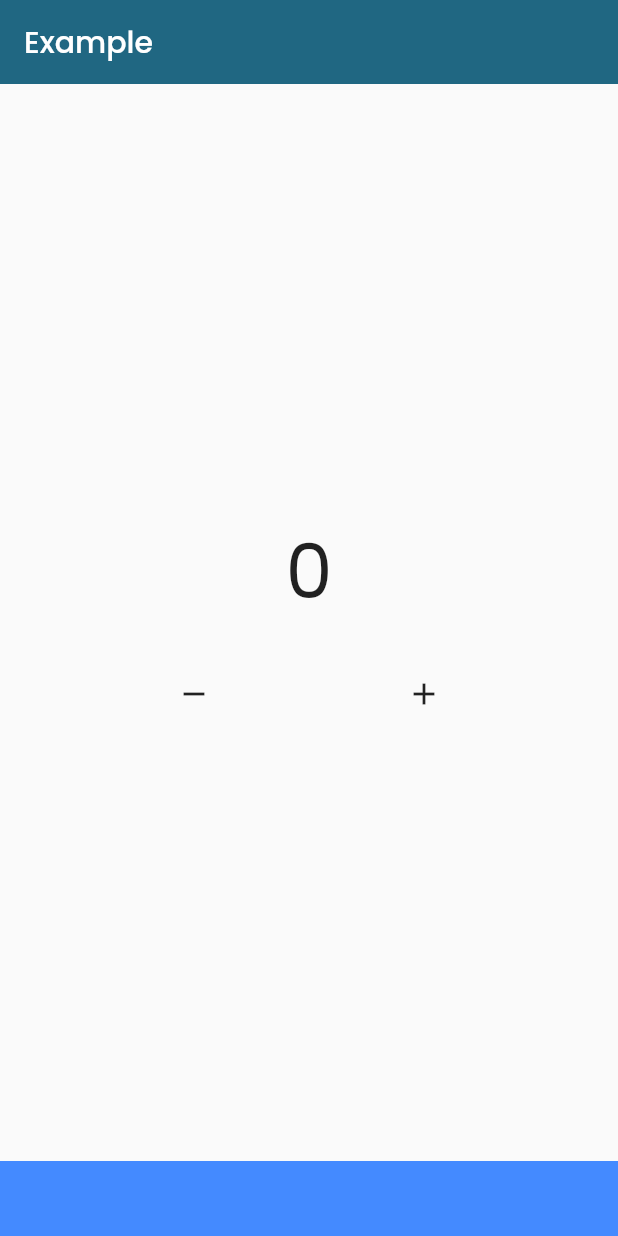
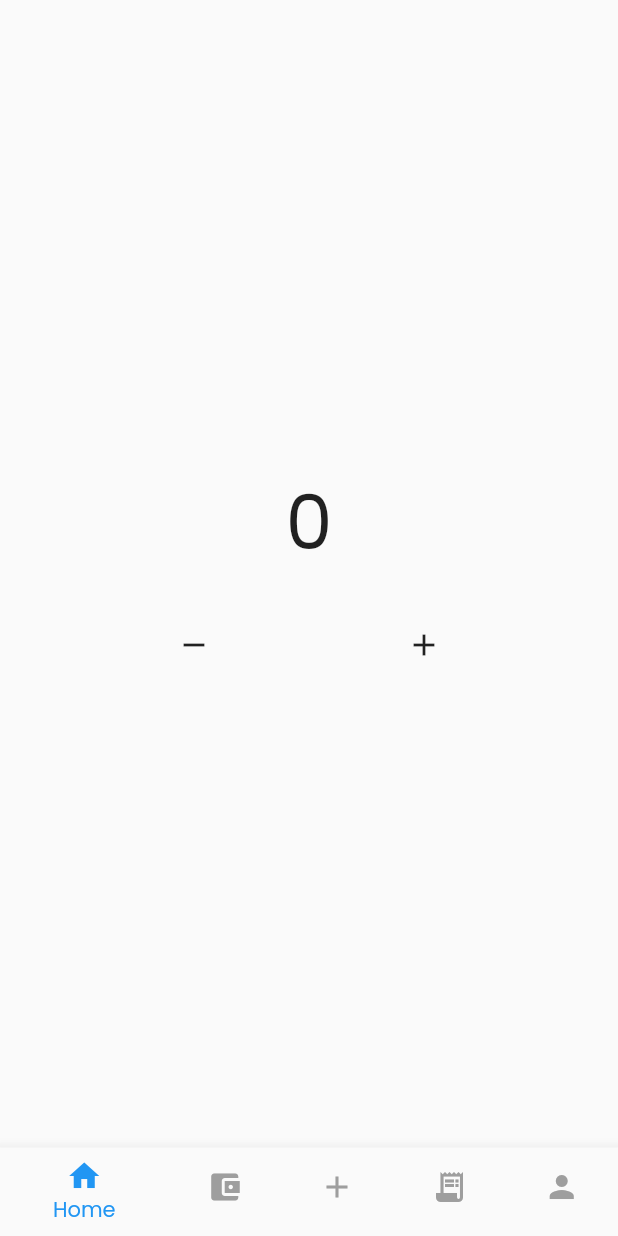
Before and after one commit to IDScript/budgetin, a Flutter app: the screen it shows after launch, on a phone screen of 412 x 824 dp. Run offline on Flutter 3.47's test engine with Material 2 defaults, Android fonts, the phone set to English and light mode, and no system bars; our stand-ins replace bloc, flutter_bloc; missing offline and left inert: window_size.

Commit message:
fix: Remove unused file

```diff
--- a/app/lib/services/curved_navbar.dart
+++ /dev/null
@@ -1,30 +0,0 @@
-import 'package:flutter/material.dart';
-
-class CurvedNavBar extends StatelessWidget {
-  final Color? buttonBackgroundColor;
-  final double height;
-  final Color color;
-
-  final Color backgroundColor;
-
-  const CurvedNavBar({
-    super.key,
-    this.buttonBackgroundColor,
-    this.backgroundColor = Colors.transparent,
-    this.color = Colors.blueAccent,
-    this.height = 75.0,
-  });
-
-  @override
-  Widget build(BuildContext context) {
-    return Container(
-      color: backgroundColor,
-      height: height,
-      child: const Stack(
-        clipBehavior: Clip.none,
-        alignment: Alignment.bottomCenter,
-        children: [],
-      ),
-    );
-  }
-}
--- a/app/lib/widget/navbar.dart
+++ b/app/lib/services/navbar_icons.dart
@@ -1,7 +1,4 @@
 import 'package:flutter/material.dart';
-
-import '../ui/home_page.dart';
-import '../ui/lima.dart';
 
 List<BottomNavigationBarItem> bottomNavItems = const <BottomNavigationBarItem>[
   BottomNavigationBarItem(
@@ -9,27 +6,19 @@ List<BottomNavigationBarItem> bottomNavItems = const <BottomNavigationBarItem>[
     label: 'Home',
   ),
   BottomNavigationBarItem(
-    icon: Icon(Icons.wallet),
-    label: 'Category',
+    icon: Icon(Icons.account_balance_wallet),
+    label: 'Wallet',
   ),
   BottomNavigationBarItem(
     icon: Icon(Icons.add),
     label: 'Add',
   ),
   BottomNavigationBarItem(
-    icon: Icon(Icons.favorite_outline),
-    label: 'Favourite',
+    icon: Icon(Icons.receipt_long),
+    label: 'Transaction',
   ),
   BottomNavigationBarItem(
     icon: Icon(Icons.person),
-    label: 'Cart',
+    label: 'Account',
   ),
 ];
-
-List<Widget> bottomNavScreen = <Widget>[
-  MyHomePage(),
-  const Text('Index 1: Home'),
-  const Text('Index 2: Search'),
-  const Text('Index 3: Favourite'),
-  const Lima(),
-];
--- /dev/null
+++ b/app/lib/services/navbar_items.dart
@@ -0,0 +1,12 @@
+import '../ui/account_page.dart';
+import 'package:flutter/material.dart';
+
+import '../ui/home_page.dart';
+
+List<Widget> bottomNavScreen = <Widget>[
+  MyHomePage(),
+  const Text('Index 1: Home'),
+  const Text('Index 2: Search'),
+  const Text('Index 3: Favourite'),
+  const Lima(),
+];
--- a/app/lib/ui/home_page.dart
+++ b/app/lib/ui/home_page.dart
@@ -10,11 +10,6 @@ class MyHomePage extends StatelessWidget {
   @override
   Widget build(BuildContext context) {
     return Scaffold(
-      appBar: AppBar(
-        title: const Text(
-          'Example',
-        ),
-      ),
       body: Column(
         mainAxisAlignment: MainAxisAlignment.center,
         children: [
--- a/app/lib/ui/main_page.dart
+++ b/app/lib/ui/main_page.dart
@@ -2,24 +2,31 @@ import 'package:flutter/material.dart';
 import 'package:flutter_bloc/flutter_bloc.dart';
 
 import '../bloc/navbar/navbar_bloc.dart';
-import '../services/curved_navbar.dart';
-import '../widget/navbar.dart';
+import '../services/navbar_items.dart';
+import '../services/navbar_icons.dart';
 
 class MainPage extends StatelessWidget {
   const MainPage({super.key});
 
   @override
   Widget build(BuildContext context) {
+    print('object');
     return BlocBuilder<NavBarBloc, NavBarState>(
       builder: (context, state) {
         return Scaffold(
           body: Center(
             child: bottomNavScreen.elementAt(state.tabIndex),
           ),
-          bottomNavigationBar: const CurvedNavBar(
-            height: 50,
-            color: Colors.amber,
-            backgroundColor: Colors.blueAccent,
+          bottomNavigationBar: BottomNavigationBar(
+            items: bottomNavItems,
+            currentIndex: state.tabIndex,
+            selectedItemColor: Theme.of(context).colorScheme.primary,
+            unselectedItemColor: Colors.grey,
+            onTap: (index) {
+              BlocProvider.of<NavBarBloc>(context).add(
+                TabChange(tabIndex: index),
+              );
+            },
           ),
         );
       },
```
Also changed, not shown: app/lib/services/curved_navigation_bar.dart (deleted, +0 -180 lines), app/lib/services/nav_button.dart (deleted, +0 -43 lines), app/lib/services/nav_custom_painter.dart (deleted, +0 -53 lines), app/pubspec.yaml (+5 -5 lines), app/lib/ui/account_page.dart (renamed from app/lib/ui/lima.dart), app/lib/ui/add_transaction.dart (added), app/lib/ui/history_page.dart (added), app/lib/ui/wallet_page.dart (added).
